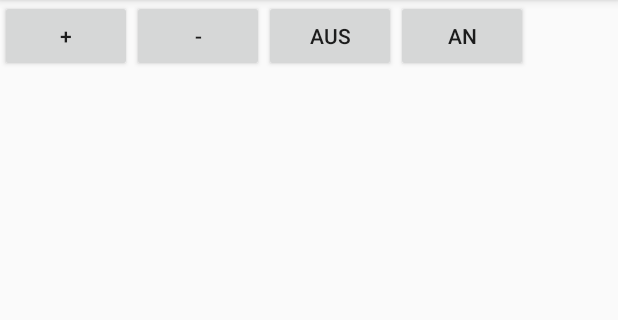
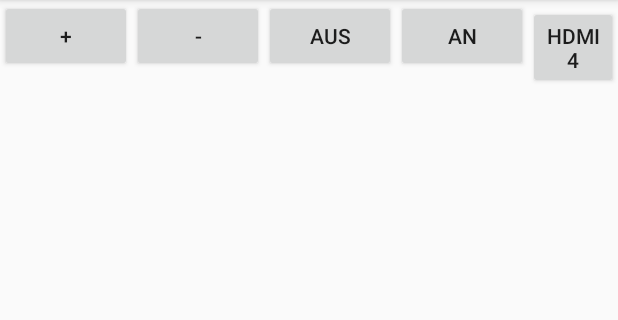
Before and after one commit to MoYapro/homeController, an Android app: the screen it shows after launch (MainActivity), after a tap on "AUS", on a phone screen of 412 x 824 dp, the part 84-404 px from its top. Run offline under Robolectric (Android 15) with nearby library versions, the phone set to English and light mode, and no system bars; libraries missing offline, so code that uses them is left out: com.github.kittinunf.fuel, com.github.kittinunf.result; 2 statements that could not run were skipped.

Commit message:
create HDMI4 button

```diff
--- a/app/src/main/java/com/example/homecontroller/de/moyapro/homeController/TV.kt
+++ b/app/src/main/java/com/example/homecontroller/de/moyapro/homeController/TV.kt
@@ -44,5 +44,9 @@ enum class TVCommandEnum(val contentGenerator: (String) -> String, val url: Stri
     VOLUME(
         { value: String -> "{\"method\":\"setAudioVolume\",\"version\":\"1.0\",\"id\":1,\"params\":[{\"target\":\"speaker\",\"volume\":\"$value\"}]}" },
         "http://192.168.1.111/sony/audio"
+    ),
+    HDMI(
+        { value: String -> "{\"method\":\"setPlayContent\",\"version\":\"1.0\",\"id\":1,\"params\":[{\"uri\":\"extInput:hdmi?port=$value\"}]}" },
+        "http://192.168.1.111/sony/avContent"
     )
 }
--- a/app/src/main/java/com/example/homecontroller/ui/main/MainFragment.kt
+++ b/app/src/main/java/com/example/homecontroller/ui/main/MainFragment.kt
@@ -38,6 +38,7 @@ class MainFragment : Fragment() {
         layout.addView(buildDecreaseVolumeButton())
         layout.addView(buildPowerOffButton())
         layout.addView(buildPowerOnButton())
+        layout.addView(buildHdmi4Button())
         return layout
     }
 
@@ -55,6 +56,10 @@ class MainFragment : Fragment() {
 
     private fun buildPowerOnButton(): Button {
         return buildDefaultButton("AN", this::powerOn)
+    }
+
+    private fun buildHdmi4Button(): Button {
+        return buildDefaultButton("HDMI4", this::switchToHdmi4)
     }
 
     private fun buildDefaultButton(
@@ -94,8 +99,16 @@ class MainFragment : Fragment() {
         request(TVCommand(TVCommandEnum.POWER, "true"))
     }
 
+    private fun switchToHdmi4(v: View) {
+        switchToHdmi(4)
+    }
+
     private fun changeVolumeRelative(change: String) {
         request(TVCommand(TVCommandEnum.VOLUME, change))
+    }
+
+    private fun switchToHdmi(port: Int) {
+        request(TVCommand(TVCommandEnum.HDMI, port.toString()))
     }
 
     override fun onActivityCreated(savedInstanceState: Bundle?) {
```
